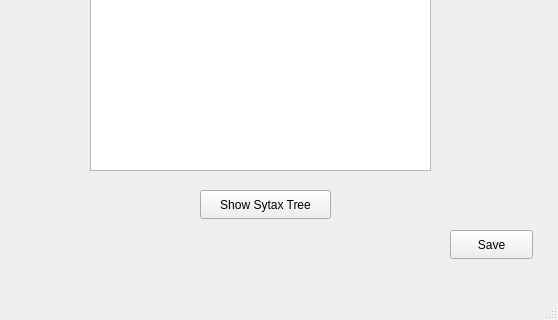
Above: GUI/Parser_Project/inputwindow.ui from Hazem-A0/Tiny-Language-Scanner before the change; both pictures show x 0 to 558 and y 280 to 600 of the 558 by 600 pixel window. Below: the same form after it.
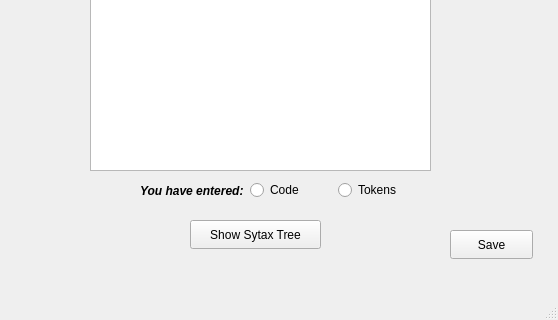
That is the form after the change.

```diff
--- a/GUI/Parser_Project/inputwindow.ui
+++ b/GUI/Parser_Project/inputwindow.ui
@@ -35,8 +35,8 @@
    <widget class="QPushButton" name="pushButton_2">
     <property name="geometry">
      <rect>
-      <x>200</x>
-      <y>470</y>
+      <x>190</x>
+      <y>500</y>
       <width>131</width>
       <height>29</height>
      </rect>
@@ -100,6 +100,45 @@
      </item>
     </layout>
    </widget>
+   <widget class="QWidget" name="horizontalLayoutWidget_2">
+    <property name="geometry">
+     <rect>
+      <x>140</x>
+      <y>450</y>
+      <width>279</width>
+      <height>41</height>
+     </rect>
+    </property>
+    <layout class="QHBoxLayout" name="horizontalLayout_2">
+     <item>
+      <widget class="QLabel" name="label_3">
+       <property name="font">
+        <font>
+         <italic>true</italic>
+         <bold>true</bold>
+        </font>
+       </property>
+       <property name="text">
+        <string>You have entered:</string>
+       </property>
+      </widget>
+     </item>
+     <item>
+      <widget class="QRadioButton" name="radioButton">
+       <property name="text">
+        <string>Code</string>
+       </property>
+      </widget>
+     </item>
+     <item>
+      <widget class="QRadioButton" name="radioButton_2">
+       <property name="text">
+        <string>Tokens</string>
+       </property>
+      </widget>
+     </item>
+    </layout>
+   </widget>
   </widget>
   <widget class="QMenuBar" name="menubar">
    <property name="geometry">
```
